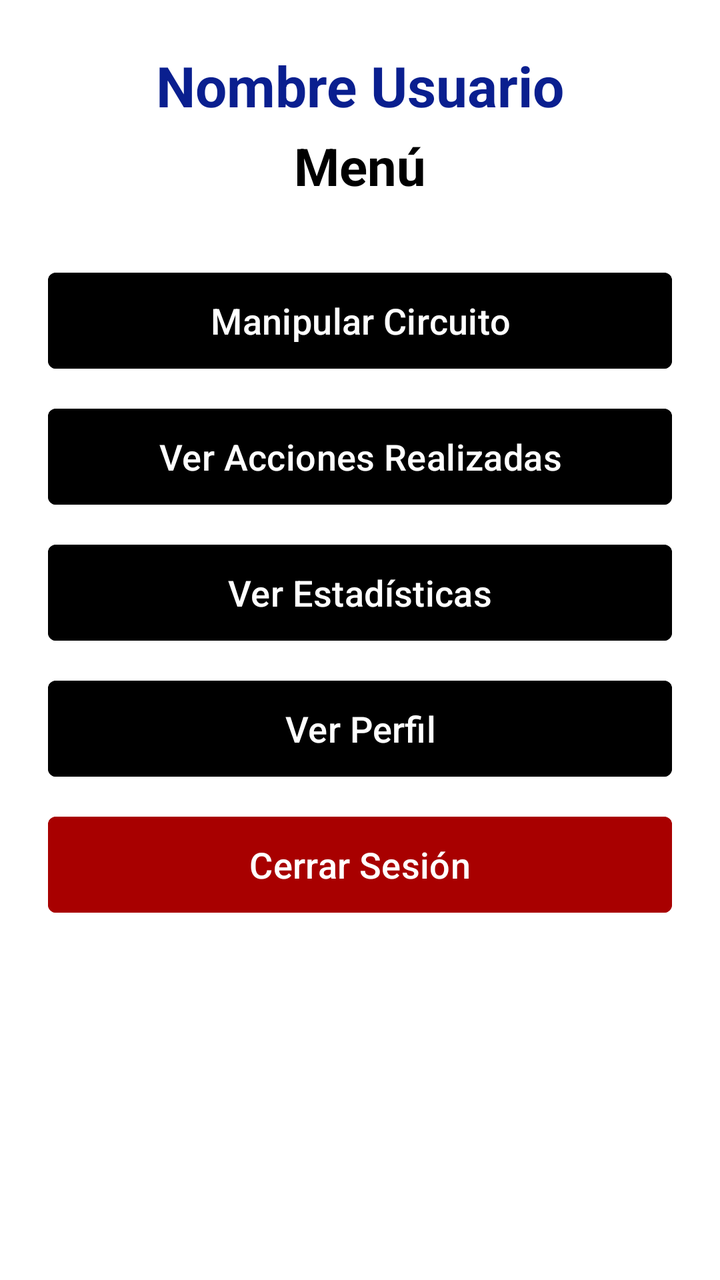
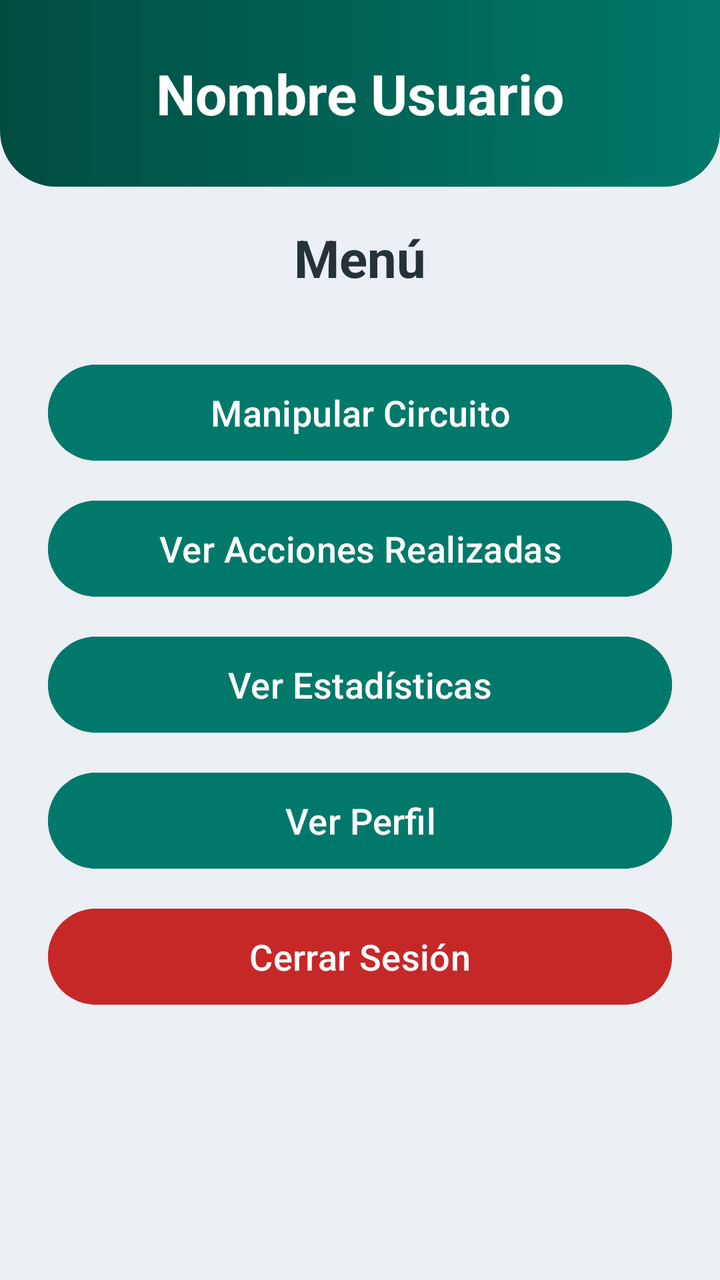

An Android layout rendered at two revisions. The XML below is the earlier revision; the diff shows what the commit changed to produce the second picture.
<!-- AndroidManifest.xml: application theme Theme.App1_Firebase -->
<!-- res/layout/activity_menu.xml -->
<?xml version="1.0" encoding="utf-8"?>
<LinearLayout xmlns:android="http://schemas.android.com/apk/res/android"
    xmlns:tools="http://schemas.android.com/tools"
    xmlns:app="http://schemas.android.com/apk/res-auto"
    android:id="@+id/main"
    android:layout_width="match_parent"
    android:layout_height="match_parent"
    android:background="@color/white"
    android:gravity="center_horizontal"
    android:orientation="vertical"
    tools:context=".Menu">

    <TextView
        android:id="@+id/tvusumenu"
        android:layout_width="match_parent"
        android:layout_height="wrap_content"
        android:layout_marginTop="24dp"
        android:gravity="center"
        android:text="Nombre Usuario"
        android:textColor="@color/azul_titulo"
        android:textSize="28sp"
        android:textStyle="bold" />

    <TextView
        android:id="@+id/tvtitmenu"
        android:layout_width="match_parent"
        android:layout_height="wrap_content"
        android:layout_marginTop="4dp"
        android:layout_marginBottom="20dp"
        android:gravity="center"
        android:text="Menú"
        android:textColor="@color/black"
        android:textSize="26sp"
        android:textStyle="bold" />

    <Button
        android:id="@+id/btn1"
        android:layout_width="match_parent"
        android:layout_height="56dp"
        android:layout_marginHorizontal="24dp"
        android:layout_marginTop="12dp"
        android:backgroundTint="@color/black"
        android:text="Manipular Circuito"
        android:textAllCaps="false"
        android:textColor="@color/white"
        android:textSize="18sp"
        app:cornerRadius="4dp" />

    <Button
        android:id="@+id/btn2"
        android:layout_width="match_parent"
        android:layout_height="56dp"
        android:layout_marginHorizontal="24dp"
        android:layout_marginTop="12dp"
        android:backgroundTint="@color/black"
        android:text="Ver Acciones Realizadas"
        android:textAllCaps="false"
        android:textColor="@color/white"
        android:textSize="18sp"
        app:cornerRadius="4dp" />

    <Button
        android:id="@+id/btn3"
        android:layout_width="match_parent"
        android:layout_height="56dp"
        android:layout_marginHorizontal="24dp"
        android:layout_marginTop="12dp"
        android:backgroundTint="@color/black"
        android:text="Ver Estadísticas"
        android:textAllCaps="false"
        android:textColor="@color/white"
        android:textSize="18sp"
        app:cornerRadius="4dp" />

    <Button
        android:id="@+id/btn4"
        android:layout_width="match_parent"
        android:layout_height="56dp"
        android:layout_marginHorizontal="24dp"
        android:layout_marginTop="12dp"
        android:backgroundTint="@color/black"
        android:text="Ver Perfil"
        android:textAllCaps="false"
        android:textColor="@color/white"
        android:textSize="18sp"
        app:cornerRadius="4dp" />

    <Button
        android:id="@+id/btn5"
        android:layout_width="match_parent"
        android:layout_height="56dp"
        android:layout_marginHorizontal="24dp"
        android:layout_marginTop="12dp"
        android:backgroundTint="@color/rojo_volver"
        android:text="Cerrar Sesión"
        android:textAllCaps="false"
        android:textColor="@color/white"
        android:textSize="18sp"
        app:cornerRadius="4dp" />

</LinearLayout>
<!-- resources referenced by this layout -->
<resources>
  <color name="azul_titulo">#FF0A1F8F</color>
  <color name="black">#FF000000</color>
  <color name="rojo_volver">#FFA80000</color>
  <color name="white">#FFFFFFFF</color>
  <style name="Theme.App1_Firebase" parent="Base.Theme.App1_Firebase" />
  <style name="Base.Theme.App1_Firebase" parent="Theme.Material3.Light.NoActionBar">
          <item name="colorPrimary">@color/black</item>
          <item name="android:windowBackground">@color/white</item>
      </style>
</resources>

<!-- the commit's change to res/layout/activity_menu.xml (unified diff, before → after) -->
@@ -5,7 +5,7 @@
     android:id="@+id/main"
     android:layout_width="match_parent"
     android:layout_height="match_parent"
-    android:background="@color/white"
+    android:background="@color/fondo"
     android:gravity="center_horizontal"
     android:orientation="vertical"
     tools:context=".Menu">
@@ -14,10 +14,12 @@
         android:id="@+id/tvusumenu"
         android:layout_width="match_parent"
         android:layout_height="wrap_content"
-        android:layout_marginTop="24dp"
+        android:background="@drawable/encabezado"
+        android:paddingTop="28dp"
+        android:paddingBottom="28dp"
         android:gravity="center"
         android:text="Nombre Usuario"
-        android:textColor="@color/azul_titulo"
+        android:textColor="@color/white"
         android:textSize="28sp"
         android:textStyle="bold" />
 
@@ -25,11 +27,11 @@
         android:id="@+id/tvtitmenu"
         android:layout_width="match_parent"
         android:layout_height="wrap_content"
-        android:layout_marginTop="4dp"
+        android:layout_marginTop="18dp"
         android:layout_marginBottom="20dp"
         android:gravity="center"
         android:text="Menú"
-        android:textColor="@color/black"
+        android:textColor="@color/texto"
         android:textSize="26sp"
         android:textStyle="bold" />
 
@@ -39,12 +41,12 @@
         android:layout_height="56dp"
         android:layout_marginHorizontal="24dp"
         android:layout_marginTop="12dp"
-        android:backgroundTint="@color/black"
+        android:backgroundTint="@color/primario"
         android:text="Manipular Circuito"
         android:textAllCaps="false"
         android:textColor="@color/white"
         android:textSize="18sp"
-        app:cornerRadius="4dp" />
+        app:cornerRadius="28dp" />
 
     <Button
         android:id="@+id/btn2"
@@ -52,12 +54,12 @@
         android:layout_height="56dp"
         android:layout_marginHorizontal="24dp"
         android:layout_marginTop="12dp"
-        android:backgroundTint="@color/black"
+        android:backgroundTint="@color/primario"
         android:text="Ver Acciones Realizadas"
         android:textAllCaps="false"
         android:textColor="@color/white"
         android:textSize="18sp"
-        app:cornerRadius="4dp" />
+        app:cornerRadius="28dp" />
 
     <Button
         android:id="@+id/btn3"
@@ -65,12 +67,12 @@
         android:layout_height="56dp"
         android:layout_marginHorizontal="24dp"
         android:layout_marginTop="12dp"
-        android:backgroundTint="@color/black"
+        android:backgroundTint="@color/primario"
         android:text="Ver Estadísticas"
         android:textAllCaps="false"
         android:textColor="@color/white"
         android:textSize="18sp"
-        app:cornerRadius="4dp" />
+        app:cornerRadius="28dp" />
 
     <Button
         android:id="@+id/btn4"
@@ -78,12 +80,12 @@
         android:layout_height="56dp"
         android:layout_marginHorizontal="24dp"
         android:layout_marginTop="12dp"
-        android:backgroundTint="@color/black"
+        android:backgroundTint="@color/primario"
         android:text="Ver Perfil"
         android:textAllCaps="false"
         android:textColor="@color/white"
         android:textSize="18sp"
-        app:cornerRadius="4dp" />
+        app:cornerRadius="28dp" />
 
     <Button
         android:id="@+id/btn5"
@@ -91,11 +93,11 @@
         android:layout_height="56dp"
         android:layout_marginHorizontal="24dp"
         android:layout_marginTop="12dp"
-        android:backgroundTint="@color/rojo_volver"
+        android:backgroundTint="@color/peligro"
         android:text="Cerrar Sesión"
         android:textAllCaps="false"
         android:textColor="@color/white"
         android:textSize="18sp"
-        app:cornerRadius="4dp" />
+        app:cornerRadius="28dp" />
 
 </LinearLayout>
<!-- resource entries referenced after the edit -->
@@ -1,13 +1,21 @@
 <!-- resources referenced by this layout -->
 <resources>
-  <color name="azul_titulo">#FF0A1F8F</color>
-  <color name="black">#FF000000</color>
-  <color name="rojo_volver">#FFA80000</color>
+  <color name="fondo">#FFECEFF4</color>
+  <color name="peligro">#FFC62828</color>
+  <color name="primario">#FF00796B</color>
+  <color name="texto">#FF263238</color>
   <color name="white">#FFFFFFFF</color>
+  <!-- drawable encabezado (drawable) -->
+  <?xml version="1.0" encoding="utf-8"?>
+  <shape xmlns:android="http://schemas.android.com/apk/res/android" android:shape="rectangle">
+      <gradient android:startColor="@color/primario_oscuro" android:endColor="@color/primario" android:angle="0" />
+      <corners android:bottomLeftRadius="28dp" android:bottomRightRadius="28dp" />
+  </shape>
   <style name="Theme.App1_Firebase" parent="Base.Theme.App1_Firebase" />
+  <color name="primario_oscuro">#FF004D40</color>
   <style name="Base.Theme.App1_Firebase" parent="Theme.Material3.Light.NoActionBar">
-          <item name="colorPrimary">@color/black</item>
-          <item name="android:windowBackground">@color/white</item>
+          <item name="colorPrimary">@color/primario</item>
+          <item name="android:windowBackground">@color/fondo</item>
       </style>
 </resources>
 
